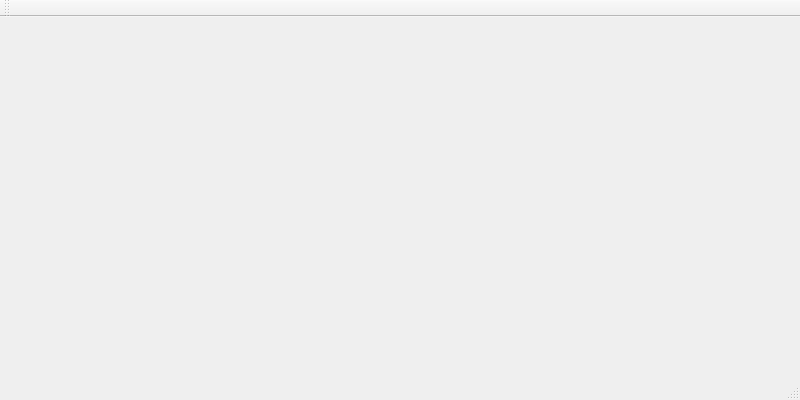
The window that MainWindow.ui (LaurentBauer/SCView) describes before a commit, drawn with Qt 5.
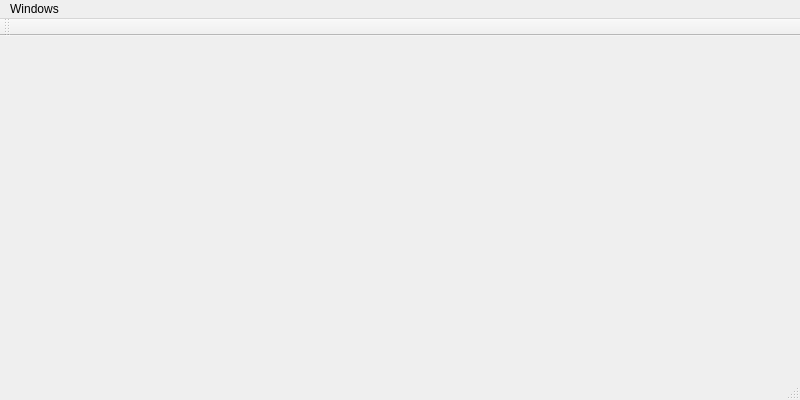
The same window after the commit.

Diff of the .ui file:
```diff
--- a/MainWindow.ui
+++ b/MainWindow.ui
@@ -20,9 +20,15 @@
      <x>0</x>
      <y>0</y>
      <width>800</width>
-     <height>21</height>
+     <height>20</height>
     </rect>
    </property>
+   <widget class="QMenu" name="menuWindows">
+    <property name="title">
+     <string>Windows</string>
+    </property>
+   </widget>
+   <addaction name="menuWindows"/>
   </widget>
   <widget class="QStatusBar" name="statusBar"/>
   <widget class="QToolBar" name="mainToolBar">
```
